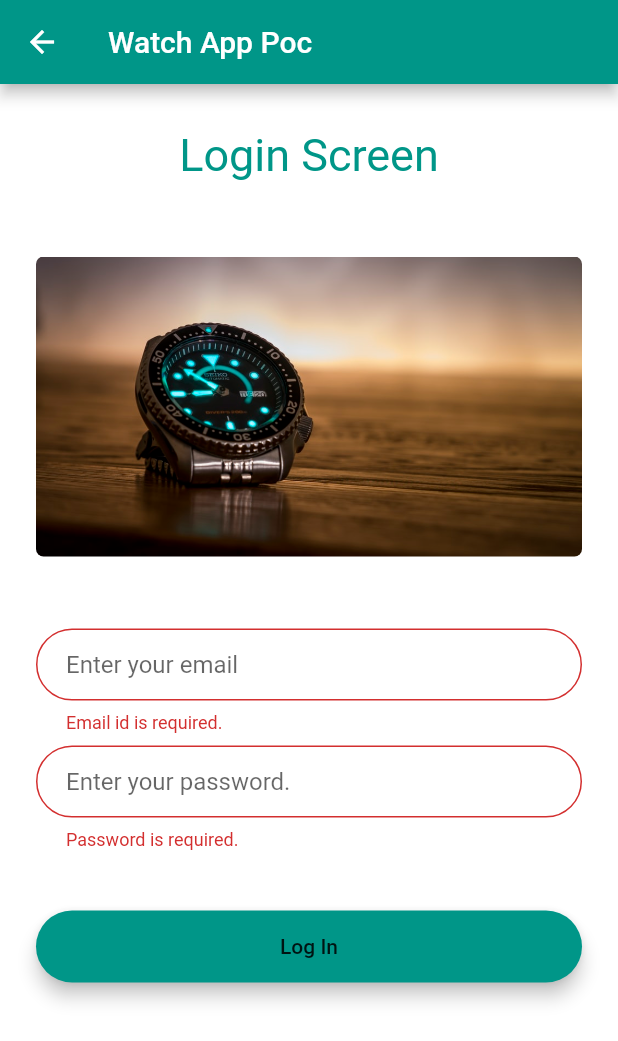
After one commit to umangdivyanshu/WatchAppPoC, a Flutter app: the LoginScreen screen opened directly, after a tap on "Log In", on a phone screen of 412 x 824 dp. The commit adds this screen. Shown: the top 1041 px of the screen. Run offline on Flutter 3.47's test engine with Material 2 defaults, Android fonts, the phone set to English and light mode, and no system bars; our stand-ins replace flutter_svg; network calls fail; Roboto replaces fonts that are missing (Spartan MB); project files that could hold a hidden picture were left out.

Commit message:
Login screen added

```diff
--- a/lib/screens/cart_page.dart
+++ b/lib/screens/cart_page.dart
@@ -2,9 +2,9 @@ import 'package:flutter/material.dart';
 import 'package:pocwatchapp/models/product_model.dart';
 import 'package:pocwatchapp/screens/product_detail.dart';
 import 'package:pocwatchapp/utilities/constants.dart';
+import 'package:flutter/foundation.dart' show kIsWeb;
 
 class ProductCartPage extends StatefulWidget {
-
   ProductCartPage({required this.productList});
   List<Product> productList = [];
 
@@ -17,7 +17,15 @@ class _ProductCartPageState extends State<ProductCartPage> {
   Widget build(BuildContext context) {
     var size = MediaQuery.of(context).size;
 
-    final double itemHeight = (size.height - kToolbarHeight - 24) / 2;
+    //final double itemHeight = (size.height - kToolbarHeight - 24) / 2;
+    double itemHeight;
+    if (kIsWeb) {
+      itemHeight = size.height;
+      // running on the web!
+    } else {
+      itemHeight = (size.height - kToolbarHeight - 24) / 2;
+      // NOT running on the web! You can check for additional platforms here.
+    }
     final double itemWidth = size.width / 2;
 
     print(itemWidth);
@@ -50,7 +58,9 @@ class _ProductCartPageState extends State<ProductCartPage> {
                                               context,
                                               MaterialPageRoute(
                                                   builder: (context) =>
-                                            ProductDetailPage(productDetails: data,)));
+                                                      ProductDetailPage(
+                                                        productDetails: data,
+                                                      )));
                                         },
                                         child: Container(
                                           padding: const EdgeInsets.all(10),
@@ -58,32 +68,45 @@ class _ProductCartPageState extends State<ProductCartPage> {
                                           child: Center(
                                             child: SingleChildScrollView(
                                               child: Column(
-                                      crossAxisAlignment: CrossAxisAlignment.stretch,
-                                      mainAxisAlignment: MainAxisAlignment.center,
+                                                crossAxisAlignment:
+                                                    CrossAxisAlignment.stretch,
+                                                mainAxisAlignment:
+                                                    MainAxisAlignment.center,
                                                 children: [
                                                   Image.network(
-                                            Uri.parse(data.imageUrl).isAbsolute ? data.imageUrl : "https://images-na.ssl-images-amazon.com/images/I/81wGRwNp2VL._UL1500_.jpg",
+                                                      Uri.parse(data.imageUrl)
+                                                              .isAbsolute
+                                                          ? data.imageUrl
+                                                          : "https://images-na.ssl-images-amazon.com/images/I/81wGRwNp2VL._UL1500_.jpg",
                                                       width: 250,
                                                       height: 100),
                                                   myWidget(data.title),
                                                   myWidget2(data.description),
-                                        myWidget2(data.price.toString()),
+                                                  myWidget2(
+                                                      data.price.toString()),
                                                   Container(
                                                     child: ElevatedButton(
-                                            style: ElevatedButton.styleFrom(
+                                                      style: ElevatedButton
+                                                          .styleFrom(
                                                         primary: Colors.teal,
-                                              padding: EdgeInsets.symmetric(horizontal: 50, vertical: 20),
+                                                        padding: EdgeInsets
+                                                            .symmetric(
+                                                                horizontal: 50,
+                                                                vertical: 20),
                                                       ),
                                                       child: Text(
                                                         'Remove from Cart',
                                                         style: TextStyle(
-                                                  color: Colors.white),
+                                                            color:
+                                                                Colors.white),
                                                       ),
                                                       onPressed: () {
-                                              this.removeFromCart(data);
+                                                        this.removeFromCart(
+                                                            data);
                                                       },
                                                     ),
-                                          margin: EdgeInsets.only(top: 20.0),
+                                                    margin: EdgeInsets.only(
+                                                        top: 20.0),
                                                   )
                                                 ],
                                               ),
@@ -98,7 +121,8 @@ class _ProductCartPageState extends State<ProductCartPage> {
                             child: ElevatedButton(
                               style: ElevatedButton.styleFrom(
                                 primary: Colors.teal,
-                          padding: EdgeInsets.symmetric(horizontal: 50, vertical: 20),
+                                padding: EdgeInsets.symmetric(
+                                    horizontal: 50, vertical: 20),
                               ),
                               child: Text(
                                 'Place Order',
@@ -121,27 +145,19 @@ class _ProductCartPageState extends State<ProductCartPage> {
                             textAlign: TextAlign.center));
                   }),
           ),
-
         ),
-
       ),
     );
   }
 
   Widget myWidget(String text) {
-    return Text(
-        text,
-        style: kProductTitleTextStyle,
-        textAlign: kProductTextAligment
-    );
+    return Text(text,
+        style: kProductTitleTextStyle, textAlign: kProductTextAligment);
   }
 
   Widget myWidget2(String text) {
-    return Text(
-        text,
-        style: kProductDescriptionTextStyle,
-        textAlign: kProductTextAligment
-    );
+    return Text(text,
+        style: kProductDescriptionTextStyle, textAlign: kProductTextAligment);
   }
 
   void removeFromCart(Product item) {
--- a/lib/screens/home_screen.dart
+++ b/lib/screens/home_screen.dart
@@ -8,6 +8,7 @@ import 'package:pocwatchapp/models/product_model.dart';
 import 'package:pocwatchapp/screens/add_product.dart';
 import 'package:pocwatchapp/utilities/constants.dart';
 import 'package:pocwatchapp/screens/cart_page.dart';
+import 'package:flutter/foundation.dart' show kIsWeb;
 
 class HomeScreen extends StatefulWidget {
   const HomeScreen({Key? key}) : super(key: key);
@@ -106,7 +107,15 @@ class _HomeScreenState extends State<HomeScreen> {
   Widget homeBody() {
     var size = MediaQuery.of(context).size;
     /*24 is for notification bar on Android*/
-    final double itemHeight = (size.height - kToolbarHeight - 24) / 2;
+    //final double itemHeight = (size.height - kToolbarHeight - 24) / 2;
+    double itemHeight;
+    if (kIsWeb) {
+      itemHeight = size.height;
+      // running on the web!
+    } else {
+      itemHeight = (size.height - kToolbarHeight - 24) / 2;
+      // NOT running on the web! You can check for additional platforms here.
+    }
     final double itemWidth = size.width / 2;
     print(itemWidth);
     print(itemHeight);
--- /dev/null
+++ b/lib/screens/login_screen.dart
@@ -0,0 +1,165 @@
+import 'package:flutter/material.dart';
+import 'package:pocwatchapp/screens/home_screen.dart';
+import 'package:pocwatchapp/utilities/constants.dart';
+
+class LoginScreen extends StatefulWidget {
+  @override
+  _LoginScreenState createState() => _LoginScreenState();
+}
+
+class _LoginScreenState extends State<LoginScreen> {
+  final _formKey = GlobalKey<FormState>();
+  late String email;
+  late String password;
+
+  @override
+  Widget build(BuildContext context) {
+    return Scaffold(
+      backgroundColor: Colors.white,
+      body: Padding(
+        padding: EdgeInsets.symmetric(horizontal: 24.0),
+        child: Form(
+          key: this._formKey,
+          child: Column(
+            mainAxisAlignment: MainAxisAlignment.start,
+            crossAxisAlignment: CrossAxisAlignment.stretch,
+            children: <Widget>[
+              SizedBox(
+                height: 30,
+              ),
+              Text(
+                'Login Screen',
+                style: kButtonTextStyle,
+                textAlign: TextAlign.center,
+              ),
+              SizedBox(
+                height: 50,
+              ),
+              Hero(
+                tag: 'login',
+                child: Container(
+                  width: 200,
+                  height: 200,
+                  decoration: BoxDecoration(
+                      borderRadius: BorderRadius.circular(5),
+                      color: Colors.white,
+                      image: DecorationImage(
+                          image: AssetImage('images/main.jpeg'),
+                          fit: BoxFit.cover)),
+                ),
+              ),
+              SizedBox(
+                height: 48.0,
+              ),
+              TextFormField(
+                key: ValueKey('loginTxtKey'),
+                onChanged: (value) {
+                  email = value;
+                  //Do something with the user input.
+                },
+                validator: (String? value) {
+                  return (value == null || value.isEmpty)
+                      ? "Email id is required."
+                      : null;
+                },
+                decoration: InputDecoration(
+                  hintText: 'Enter your email',
+                  contentPadding:
+                      EdgeInsets.symmetric(vertical: 10.0, horizontal: 20.0),
+                  border: OutlineInputBorder(
+                    borderRadius: BorderRadius.all(Radius.circular(32.0)),
+                  ),
+                  enabledBorder: OutlineInputBorder(
+                    borderSide: BorderSide(color: Colors.teal, width: 1.0),
+                    borderRadius: BorderRadius.all(Radius.circular(32.0)),
+                  ),
+                  focusedBorder: OutlineInputBorder(
+                    borderSide: BorderSide(color: Colors.teal, width: 2.0),
+                    borderRadius: BorderRadius.all(Radius.circular(32.0)),
+                  ),
+                ),
+              ),
+              SizedBox(
+                height: 8.0,
+              ),
+              TextFormField(
+                obscureText: true,
+                key: ValueKey('passwordTxtKey'),
+                onChanged: (value) {
+                  password = value;
+                  //Do something with the user input.
+                },
+                validator: (String? value) {
+                  return (value == null || value.isEmpty)
+                      ? "Password is required."
+                      : null;
+                },
+                decoration: InputDecoration(
+                  hintText: 'Enter your password.',
+                  contentPadding:
+                      EdgeInsets.symmetric(vertical: 10.0, horizontal: 20.0),
+                  border: OutlineInputBorder(
+                    borderRadius: BorderRadius.all(Radius.circular(32.0)),
+                  ),
+                  enabledBorder: OutlineInputBorder(
+                    borderSide: BorderSide(color: Colors.teal, width: 1.0),
+                    borderRadius: BorderRadius.all(Radius.circular(32.0)),
+                  ),
+                  focusedBorder: OutlineInputBorder(
+                    borderSide: BorderSide(color: Colors.teal, width: 2.0),
+                    borderRadius: BorderRadius.all(Radius.circular(32.0)),
+                  ),
+                ),
+              ),
+              SizedBox(
+                height: 24.0,
+              ),
+              Padding(
+                padding: EdgeInsets.symmetric(vertical: 16.0),
+                child: Material(
+                  color: Colors.teal,
+                  borderRadius: BorderRadius.all(Radius.circular(30.0)),
+                  elevation: 5.0,
+                  child: MaterialButton(
+                    key: ValueKey('LoginSubmitBtnKey'),
+                    onPressed: () {
+                      submit();
+                      //Implement login functionality.
+                    },
+                    minWidth: 200.0,
+                    height: 42.0,
+                    child: Text(
+                      'Log In',
+                    ),
+                  ),
+                ),
+              ),
+            ],
+          ),
+        ),
+      ),
+      appBar: AppBar(
+        title: Text('Watch App Poc'),
+      ),
+    );
+  }
+
+  Future<void> submit() async {
+    if (this._formKey.currentState!.validate()) {
+      _formKey.currentState!.save();
+      print("Validation passed");
+      if (email == 'user') {
+        print("username passed");
+        if (password == 'password') {
+          print("password passed");
+          Navigator.push(
+            context,
+            MaterialPageRoute(builder: (context) => HomeScreen()),
+          );
+        }
+      }
+    } else {
+      print('validation failed');
+    }
+  }
+}
--- a/lib/screens/welcome_screen.dart
+++ b/lib/screens/welcome_screen.dart
@@ -1,10 +1,9 @@
 import 'dart:ui';
-
 import 'package:flutter/cupertino.dart';
 import 'package:flutter/material.dart';
 import 'package:pocwatchapp/screens/home_screen.dart';
 import 'package:pocwatchapp/utilities/constants.dart';
-
+import 'package:pocwatchapp/screens/login_screen.dart';
 
 class WelcomeScreen extends StatelessWidget {
   const WelcomeScreen({Key? key}) : super(key: key);
@@ -14,7 +13,7 @@ class WelcomeScreen extends StatelessWidget {
     Size size = MediaQuery.of(context).size;
 
     return Scaffold(
-      body:  Container(
+      body: Container(
         height: size.height,
         width: size.width,
         decoration: BoxDecoration(
@@ -37,40 +36,40 @@ class WelcomeScreen extends StatelessWidget {
             mainAxisAlignment: MainAxisAlignment.spaceBetween,
             crossAxisAlignment: CrossAxisAlignment.center,
             children: <Widget>[
-
               Text(
                 'Watch App Poc',
                 style: kButtonTextStyle,
                 textAlign: TextAlign.center,
-
               ),
-             Container(
+              Hero(
+                tag: 'login',
+                child: Container(
                   width: 200,
                   height: 200,
                   decoration: BoxDecoration(
                       borderRadius: BorderRadius.circular(5),
                       color: Colors.white,
-
                       image: DecorationImage(
                           image: AssetImage('images/main.jpeg'),
-                       fit: BoxFit.cover
-                   )
+                          fit: BoxFit.cover)),
                 ),
               ),
-
               Text(
                 'This is a watch shopping app in which you can browser different watches, add to cart, add new products',
                 style: kWelcomePageTextStyle,
                 textAlign: TextAlign.center,
               ),
-              ElevatedButton(onPressed: () {
+              ElevatedButton(
+                onPressed: () {
                   print('Chekc');
                   Navigator.push(
                     context,
-                  MaterialPageRoute(builder: (context) =>HomeScreen()),
+                    MaterialPageRoute(builder: (context) => LoginScreen()),
                   );
                 },
-                  child: Text('List Screen', style: TextStyle(
+                child: Text(
+                  'Next',
+                  style: TextStyle(
                     color: Colors.white,
                   ),
                 ),
@@ -84,9 +83,7 @@ class WelcomeScreen extends StatelessWidget {
         ),
       ),
       appBar: AppBar(
-       title: Text(
-         'Watch App Poc'
-       ),
+        title: Text('Watch App Poc'),
       ),
     );
   }
```
Also changed, not shown: 1 other file. Lines whose indentation alone changed are shown as unchanged.
